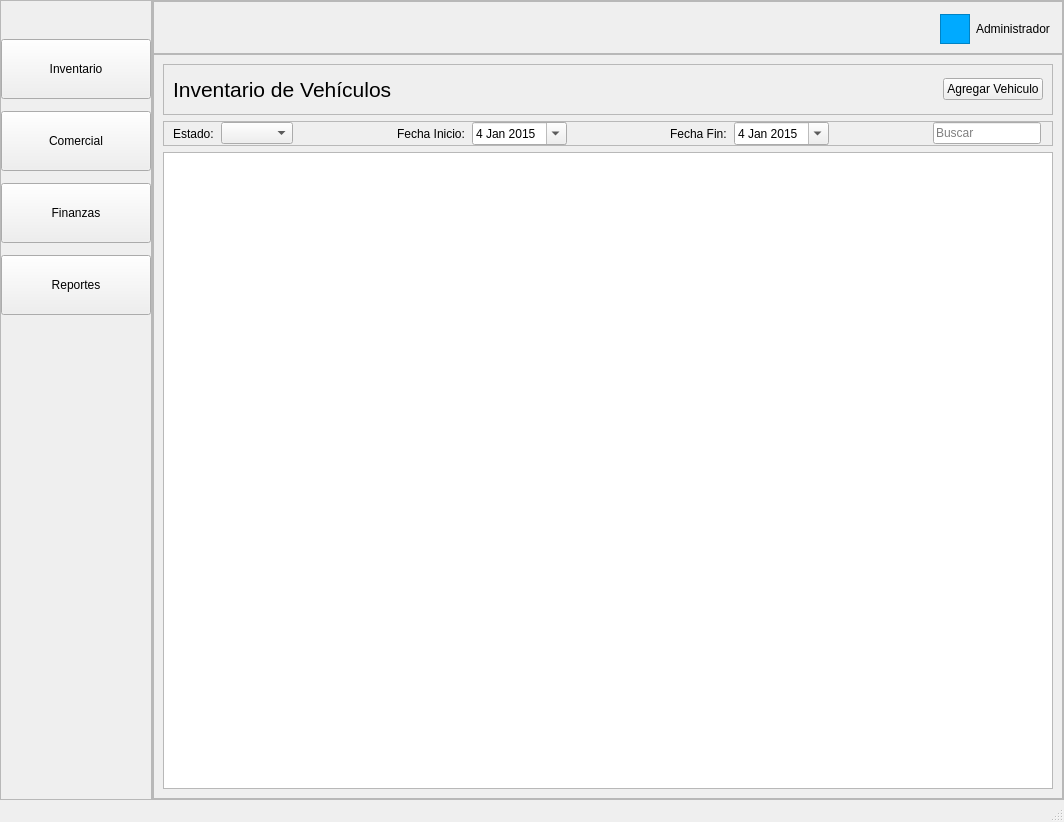
Qt form ui/mainwindow.ui (ShibaK7/seminuevos) before a commit.
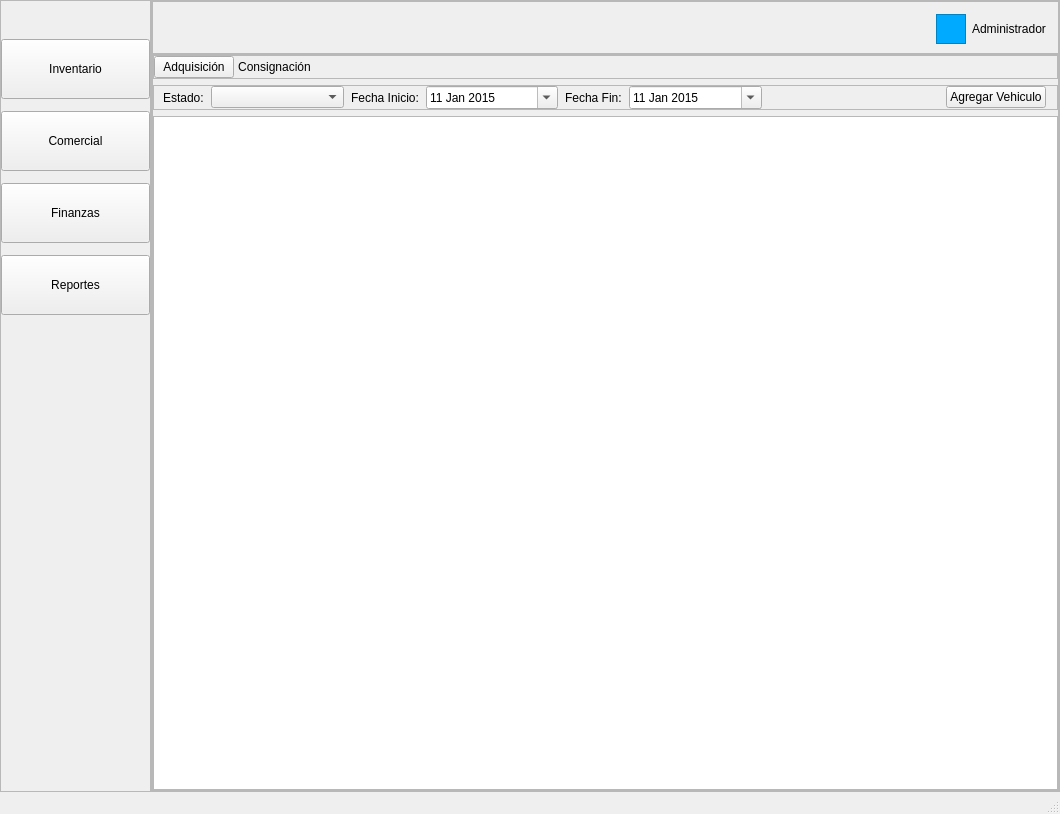
The same form after that commit. Icons and pictures are not drawn.

Commit message: Updated Frontend on Inventory -> Acquisition.

```diff
--- a/ui/mainwindow.ui
+++ b/ui/mainwindow.ui
@@ -6,8 +6,8 @@
    <rect>
     <x>0</x>
     <y>0</y>
-    <width>1064</width>
-    <height>822</height>
+    <width>1060</width>
+    <height>814</height>
    </rect>
   </property>
   <property name="sizePolicy">
@@ -25,6 +25,9 @@
   <property name="windowTitle">
    <string>MainWindow</string>
   </property>
+  <property name="styleSheet">
+   <string notr="true"/>
+  </property>
   <widget class="QWidget" name="centralwidget">
    <property name="layoutDirection">
     <enum>Qt::LayoutDirection::LeftToRight</enum>
@@ -299,7 +302,7 @@
          </property>
          <layout class="QHBoxLayout" name="horizontalLayout_4" stretch="0,0,0">
           <property name="spacing">
-           <number>-1</number>
+           <number>6</number>
           </property>
           <property name="sizeConstraint">
            <enum>QLayout::SizeConstraint::SetDefaultConstraint</enum>
@@ -377,30 +380,106 @@
          </property>
          <layout class="QVBoxLayout" name="verticalLayout_3" stretch="0,0,0">
           <property name="spacing">
-           <number>-1</number>
+           <number>6</number>
+          </property>
+          <property name="leftMargin">
+           <number>0</number>
+          </property>
+          <property name="topMargin">
+           <number>0</number>
+          </property>
+          <property name="rightMargin">
+           <number>0</number>
+          </property>
+          <property name="bottomMargin">
+           <number>0</number>
           </property>
           <item>
-           <widget class="QFrame" name="frame_6">
+           <widget class="QFrame" name="navBar">
+            <property name="sizePolicy">
+             <sizepolicy hsizetype="Expanding" vsizetype="Fixed">
+              <horstretch>0</horstretch>
+              <verstretch>0</verstretch>
+             </sizepolicy>
+            </property>
+            <property name="styleSheet">
+             <string notr="true"/>
+            </property>
             <property name="frameShape">
              <enum>QFrame::Shape::StyledPanel</enum>
             </property>
             <property name="frameShadow">
              <enum>QFrame::Shadow::Raised</enum>
             </property>
-            <layout class="QHBoxLayout" name="horizontalLayout_2">
+            <property name="class" stdset="0">
+             <string>navBar</string>
+            </property>
+            <layout class="QHBoxLayout" name="horizontalLayout_2" stretch="2,2,9">
+             <property name="spacing">
+              <number>0</number>
+             </property>
+             <property name="leftMargin">
+              <number>0</number>
+             </property>
              <property name="topMargin">
-              <number>12</number>
+              <number>0</number>
+             </property>
+             <property name="rightMargin">
+              <number>0</number>
              </property>
              <property name="bottomMargin">
-              <number>12</number>
+              <number>0</number>
              </property>
              <item>
-              <widget class="QLabel" name="label">
+              <widget class="QPushButton" name="acquisitionButton">
+               <property name="sizePolicy">
+                <sizepolicy hsizetype="Fixed" vsizetype="Expanding">
+                 <horstretch>0</horstretch>
+                 <verstretch>0</verstretch>
+                </sizepolicy>
+               </property>
+               <property name="autoFillBackground">
+                <bool>false</bool>
+               </property>
                <property name="text">
-                <string>&lt;html&gt;&lt;head/&gt;&lt;body&gt;&lt;p&gt;&lt;span style=&quot; font-size:16pt;&quot;&gt;Inventario de Vehículos&lt;/span&gt;&lt;/p&gt;&lt;/body&gt;&lt;/html&gt;</string>
+                <string>Adquisición</string>
                </property>
+               <property name="checkable">
+                <bool>true</bool>
+               </property>
+               <property name="autoExclusive">
+                <bool>true</bool>
+               </property>
+               <property name="flat">
+                <bool>false</bool>
+               </property>
                <property name="class" stdset="0">
-                <string>h1</string>
+                <string>navButton</string>
+               </property>
+              </widget>
+             </item>
+             <item>
+              <widget class="QPushButton" name="consignmentButton">
+               <property name="sizePolicy">
+                <sizepolicy hsizetype="Fixed" vsizetype="Minimum">
+                 <horstretch>0</horstretch>
+                 <verstretch>0</verstretch>
+                </sizepolicy>
+               </property>
+               <property name="text">
+                <string>Consignación</string>
+               </property>
+               <property name="checkable">
+                <bool>true</bool>
+               </property>
+               <property name="autoExclusive">
+                <bool>true</bool>
+               </property>
+               <property name="flat">
+                <bool>true</bool>
+               </property>
+               <property name="class" stdset="0">
+                <string>navButton</string>
                </property>
               </widget>
              </item>
@@ -417,29 +496,6 @@
                </property>
               </spacer>
              </item>
-             <item>
-              <widget class="QPushButton" name="pushButton_5">
-               <property name="minimumSize">
-                <size>
-                 <width>0</width>
-                 <height>0</height>
-                </size>
-               </property>
-               <property name="styleSheet">
-                <string notr="true"/>
-               </property>
-               <property name="text">
-                <string>Agregar Vehiculo</string>
-               </property>
-               <property name="icon">
-                <iconset resource="../resources/Resources.qrc">
-                 <normaloff>:/icons/plus.png</normaloff>:/icons/plus.png</iconset>
-               </property>
-               <property name="class" stdset="0">
-                <string>primary</string>
-               </property>
-              </widget>
-             </item>
             </layout>
            </widget>
           </item>
@@ -451,7 +507,7 @@
             <property name="frameShadow">
              <enum>QFrame::Shadow::Raised</enum>
             </property>
-            <layout class="QHBoxLayout" name="horizontalLayout_3">
+            <layout class="QHBoxLayout" name="horizontalLayout_3" stretch="0,3,0,3,0,3,4,0">
              <property name="spacing">
               <number>7</number>
              </property>
@@ -472,25 +528,39 @@
               </widget>
              </item>
              <item>
-              <widget class="QComboBox" name="comboBox">
+              <widget class="QComboBox" name="estado">
+               <property name="editable">
+                <bool>false</bool>
+               </property>
+               <property name="insertPolicy">
+                <enum>QComboBox::InsertPolicy::InsertAtBottom</enum>
+               </property>
+               <property name="minimumContentsLength">
+                <number>0</number>
+               </property>
                <property name="placeholderText">
                 <string>Todos</string>
                </property>
+               <property name="class" stdset="0">
+                <string>filterCombo</string>
+               </property>
+               <item>
+                <property name="text">
+                 <string>Todos</string>
+                </property>
+               </item>
+               <item>
+                <property name="text">
+                 <string>Prueba</string>
+                </property>
+               </item>
+               <item>
+                <property name="text">
+                 <string>Otro Elemento</string>
+                </property>
+               </item>
               </widget>
              </item>
-             <item>
-              <spacer name="horizontalSpacer_4">
-               <property name="orientation">
-                <enum>Qt::Orientation::Horizontal</enum>
-               </property>
-               <property name="sizeHint" stdset="0">
-                <size>
-                 <width>23</width>
-                 <height>20</height>
-                </size>
-               </property>
-              </spacer>
-             </item>
              <item>
               <widget class="QLabel" name="label_3">
                <property name="text">
@@ -499,15 +569,18 @@
               </widget>
              </item>
              <item>
-              <widget class="QDateEdit" name="dateEdit">
+              <widget class="QDateEdit" name="fechaInicio">
+               <property name="buttonSymbols">
+                <enum>QAbstractSpinBox::ButtonSymbols::UpDownArrows</enum>
+               </property>
                <property name="minimumDateTime">
                 <datetime>
-                 <hour>0</hour>
+                 <hour>12</hour>
                  <minute>0</minute>
                  <second>0</second>
                  <year>2015</year>
                  <month>1</month>
-                 <day>4</day>
+                 <day>11</day>
                 </datetime>
                </property>
                <property name="calendarPopup">
@@ -515,19 +588,6 @@
                </property>
               </widget>
              </item>
-             <item>
-              <spacer name="horizontalSpacer_3">
-               <property name="orientation">
-                <enum>Qt::Orientation::Horizontal</enum>
-               </property>
-               <property name="sizeHint" stdset="0">
-                <size>
-                 <width>24</width>
-                 <height>20</height>
-                </size>
-               </property>
-              </spacer>
-             </item>
              <item>
               <widget class="QLabel" name="label_4">
                <property name="text">
@@ -539,12 +599,12 @@
               <widget class="QDateEdit" name="dateEdit_2">
                <property name="minimumDateTime">
                 <datetime>
-                 <hour>0</hour>
+                 <hour>12</hour>
                  <minute>0</minute>
                  <second>0</second>
                  <year>2015</year>
                  <month>1</month>
-                 <day>4</day>
+                 <day>11</day>
                 </datetime>
                </property>
                <property name="calendarPopup">
@@ -566,9 +626,25 @@
               </spacer>
              </item>
              <item>
-              <widget class="QLineEdit" name="lineEdit">
-               <property name="placeholderText">
-                <string>Buscar</string>
+              <widget class="QPushButton" name="addVehicleButton">
+               <property name="minimumSize">
+                <size>
+                 <width>0</width>
+                 <height>0</height>
+                </size>
+               </property>
+               <property name="styleSheet">
+                <string notr="true"/>
+               </property>
+               <property name="text">
+                <string>Agregar Vehiculo</string>
+               </property>
+               <property name="icon">
+                <iconset resource="../resources/Resources.qrc">
+                 <normaloff>:/icons/plus.png</normaloff>:/icons/plus.png</iconset>
+               </property>
+               <property name="class" stdset="0">
+                <string>primary</string>
                </property>
               </widget>
              </item>
@@ -576,7 +652,17 @@
            </widget>
           </item>
           <item>
-           <widget class="QListView" name="listView"/>
+           <widget class="QListWidget" name="vehicleList">
+            <property name="autoFillBackground">
+             <bool>false</bool>
+            </property>
+            <property name="selectionMode">
+             <enum>QAbstractItemView::SelectionMode::NoSelection</enum>
+            </property>
+            <property name="class" stdset="0">
+             <string>vehicleList</string>
+            </property>
+           </widget>
           </item>
          </layout>
         </widget>
```
Left out of the diff: 36 changed lines with no effect on the pictures. The commit also changes 10 other files.
